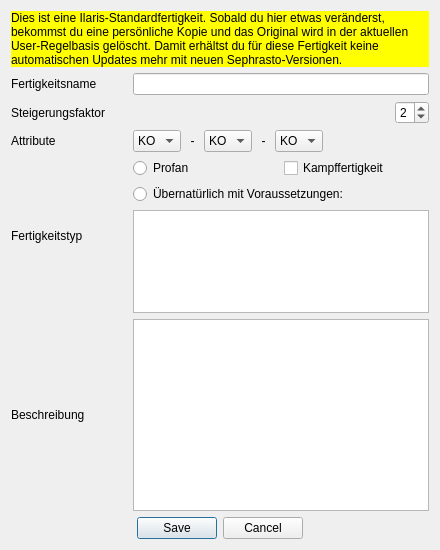
Aeolitus/Sephrasto, file UI/DatenbankEditFertigkeit.ui: the form before one commit.
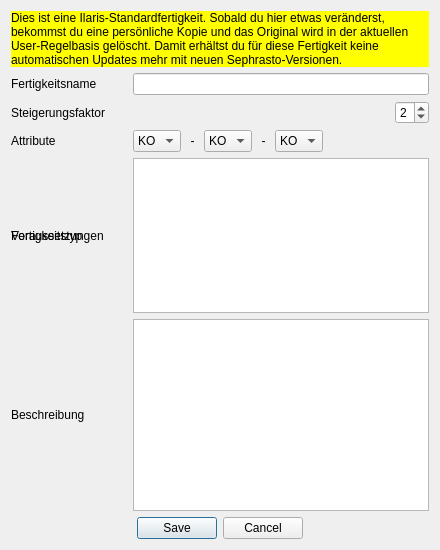
The form after the commit.

Commit message: - Removed hardcoded references to Kampftalente and Kampfstile, they are now entire datadriven. This requires a migration on both user db(individual kampfstil attributes were moved into a generic kampfstil list) and characters(kampfstil on weapons is now stored as a string instead of index). Also the kampffertigkeit value on Fertigkeit now may have a new value '2' which is used to mark Fertigkeiten which are used for combat but are not using the meelee xp mechanism. - Cleaned up database UI of Fertigkeit/Übernatürliche Fertigkeit

The edit to the form file:
```diff
--- a/UI/DatenbankEditFertigkeit.ui
+++ b/UI/DatenbankEditFertigkeit.ui
@@ -215,44 +215,42 @@
         <string>Fertigkeitsname</string>
        </property>
       </widget>
+     </item> 
+	 <item row="4" column="0">
+      <widget class="QLabel" name="labelKampffertigkeit">
+       <property name="text">
+        <string>Fertigkeitstyp</string>
+       </property>
+      </widget>
+     </item>
+	 <item row="4" column="2">	  
+	  <widget class="QComboBox" name="comboKampffertigkeit">
+	   <item>
+		<property name="text">
+		 <string>Keine Kampffertigkeit</string>
+		</property>
+	   </item>
+	   <item>
+		<property name="text">
+		 <string>Nahkampffertigkeit</string>
+		</property>
+	   </item>
+	   <item>
+		<property name="text">
+		 <string>Sonstige Kampffertigkeit</string>
+		</property>
+	   </item>
+	  </widget>
+	 </item> 
+	 <item row="4" column="0">
+      <widget class="QLabel" name="labelVoraussetzungen">
+       <property name="text">
+        <string>Voraussetzungen</string>
+       </property>
+      </widget>
      </item>
      <item row="4" column="2">
-      <layout class="QVBoxLayout" name="verticalLayout">
-       <item>
-        <layout class="QHBoxLayout" name="horizontalLayout_4">
-         <item>
-          <widget class="QRadioButton" name="radioProfan">
-           <property name="autoFillBackground">
-            <bool>false</bool>
-           </property>
-           <property name="text">
-            <string>Profan</string>
-           </property>
-           <property name="checkable">
-            <bool>true</bool>
-           </property>
-          </widget>
-         </item>
-         <item>
-          <widget class="QCheckBox" name="checkKampffertigkeit">
-           <property name="text">
-            <string>Kampffertigkeit</string>
-           </property>
-          </widget>
-         </item>
-        </layout>
-       </item>
-       <item>
-        <widget class="QRadioButton" name="radioUebernatuerlich">
-         <property name="text">
-          <string>Übernatürlich mit Voraussetzungen:</string>
-         </property>
-        </widget>
-       </item>
-       <item>
         <widget class="QPlainTextEdit" name="voraussetzungenEdit"/>
-       </item>
-      </layout>
      </item>
      <item row="2" column="0">
       <widget class="QLabel" name="label_2">
@@ -327,13 +325,6 @@
        </item>
       </layout>
      </item>
-     <item row="4" column="0">
-      <widget class="QLabel" name="label_4">
-       <property name="text">
-        <string>Fertigkeitstyp</string>
-       </property>
-      </widget>
-     </item>
      <item row="0" column="0" colspan="3">
       <widget class="QLabel" name="warning">
        <property name="styleSheet">
```
Left out of the diff: 4 changed lines with no effect on the pictures. The commit also changes 14 other files.
